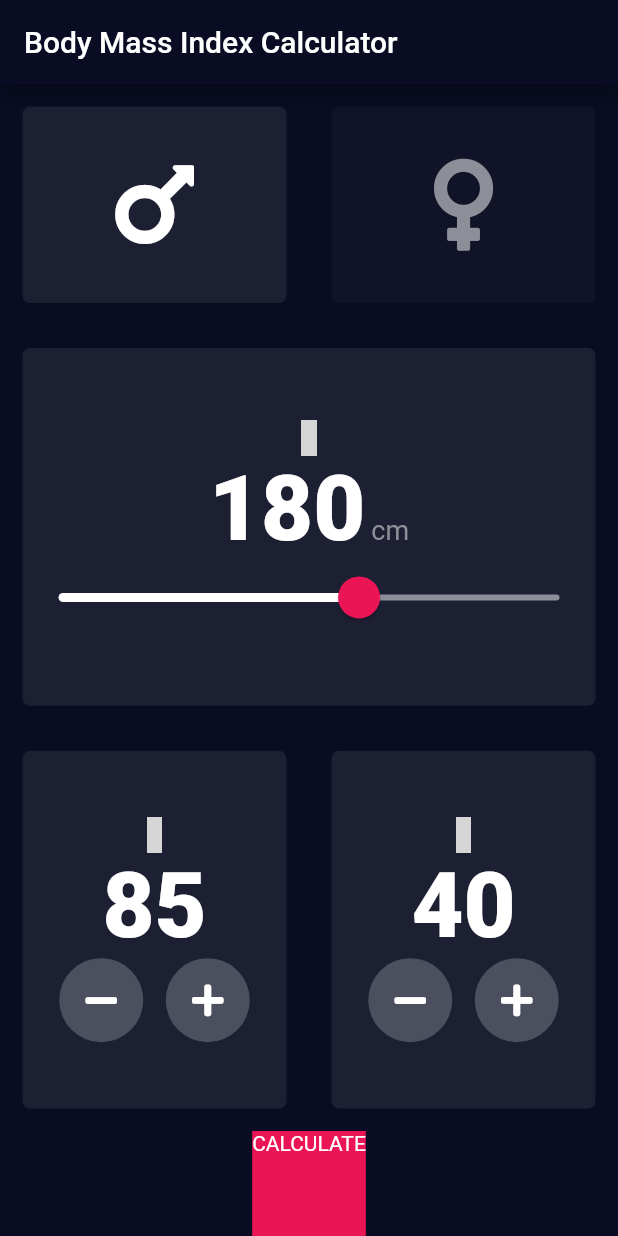
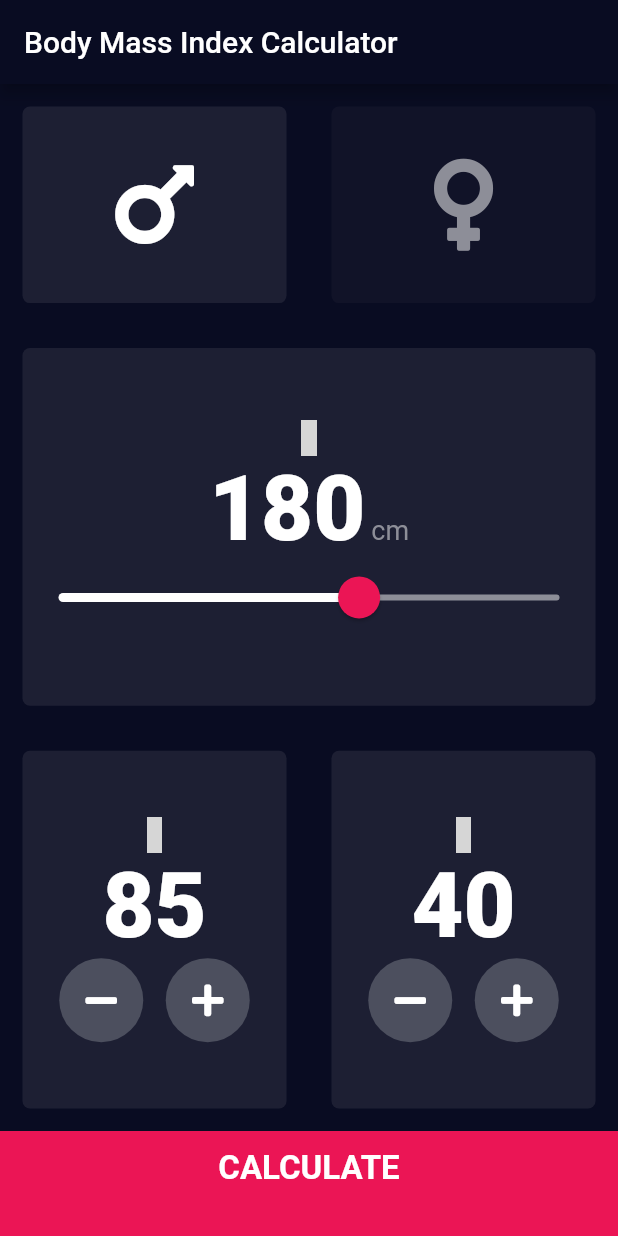
Before and after one commit to TheBeachLab/BMI-calc, a Flutter app: the screen it shows after launch, on a phone screen of 412 x 824 dp. Run offline on Flutter 3.47's test engine with Material 2 defaults, Android fonts, the light colour scheme and no system bars; our stand-ins replace flutter_icons, font_awesome_flutter; grey boxes are pictures that could not be loaded.

Commit message:
input page complete

```diff
--- a/lib/constants.dart
+++ b/lib/constants.dart
@@ -17,3 +17,8 @@ const kNumberStyle = TextStyle(
   fontSize: 60.0,
   fontWeight: FontWeight.w800,
 );
+
+const kButtonStyle = TextStyle(
+  fontSize: 22.0,
+  fontWeight: FontWeight.w700,
+);
--- a/lib/input.dart
+++ b/lib/input.dart
@@ -221,7 +221,13 @@ class _InputPageState extends State<InputPage> {
                 );
               },
               child: Container(
-                child: Text('CALCULATE'),
+                child: Center(
+                  child: Text(
+                    'CALCULATE',
+                    style: kButtonStyle,
+                  ),
+                ),
+                padding: EdgeInsets.only(bottom: 20.0),
                 height: kBottomContainerHeight,
                 color: kButtonColor,
               ),
```
